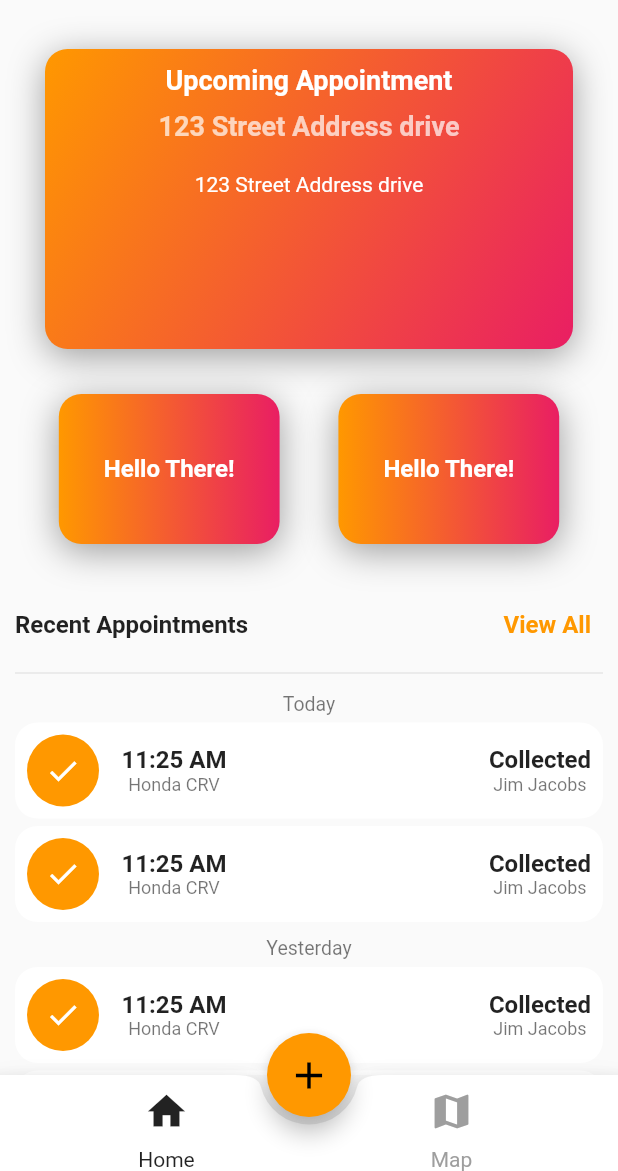
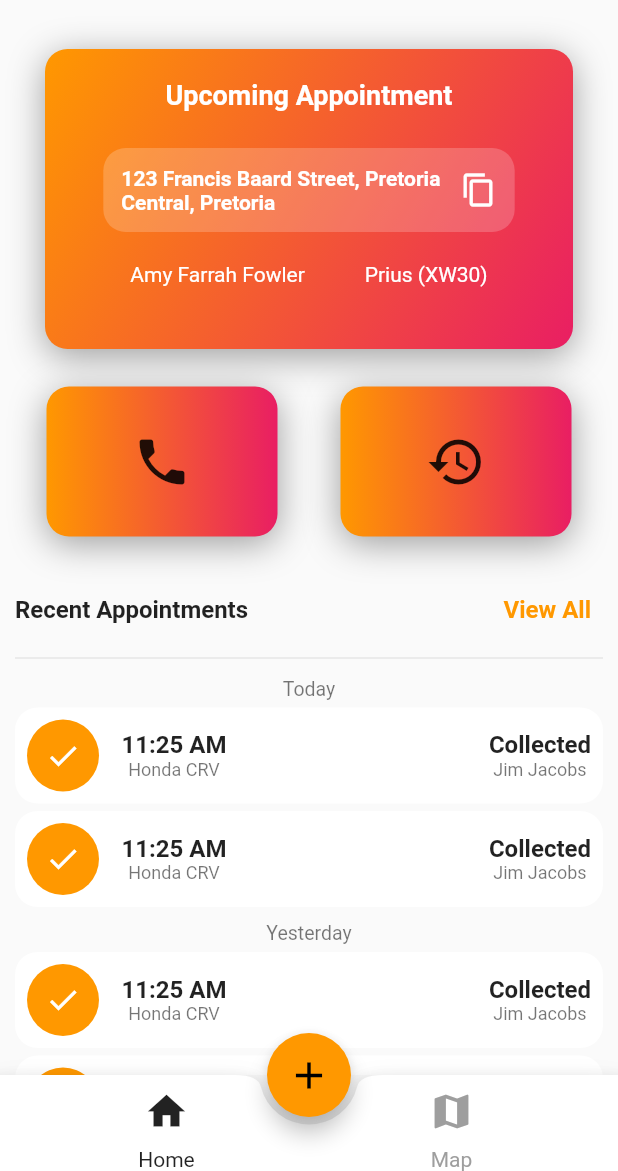
Before and after one commit to DarrynJ/location_sharing_app, a Flutter app: the screen it shows after launch, after a tap on "Log In", on a phone screen of 412 x 824 dp, the part 65-1236 px from its top. Run offline on Flutter 3.47's test engine with Material 2 defaults, Android fonts, the phone set to English and light mode, and no system bars; our stand-ins replace flutter_bloc, google_maps_flutter, location; missing offline and left inert: flutter_google_places_hoc081098, google_api_headers, google_maps_webservice, signalr_netcore; Roboto replaces fonts that are missing (OpenSans).

Commit message:
More UI Updates

```diff
--- a/lib/screens/home_screen.dart
+++ b/lib/screens/home_screen.dart
@@ -1,4 +1,5 @@
 import 'package:flutter/material.dart';
+import 'package:flutter/services.dart';
 import 'package:location_sharing_app/navigation/routes.dart';
 import 'package:location_sharing_app/widgets/app_bar.dart';
 
@@ -54,7 +55,11 @@ class HomeScreen extends StatelessWidget {
         _currentAppointmentCard(),
         Row(
           mainAxisAlignment: MainAxisAlignment.spaceEvenly,
-          children: [smallCard(), smallCard()],
+          mainAxisSize: MainAxisSize.max,
+          children: [
+            smallCard(Icons.phone),
+            smallCard(Icons.history),
+          ],
         ),
         const SizedBox(
           height: 20,
@@ -112,7 +117,7 @@ class HomeScreen extends StatelessWidget {
     return Container(
         height: 200,
         width: double.infinity,
-        padding: const EdgeInsets.all(10),
+        padding: const EdgeInsets.all(20),
         margin: const EdgeInsets.all(20),
         decoration: BoxDecoration(
             borderRadius: BorderRadius.circular(15),
@@ -130,28 +135,69 @@ class HomeScreen extends StatelessWidget {
                 Colors.orange,
               ],
             )),
-        child: Column(
-          mainAxisAlignment: MainAxisAlignment.start,
-          children: const [
-            Text(
+        child: Row(
+          mainAxisAlignment: MainAxisAlignment.center,
+          children: [
+            Column(
+              children: [
+                const Text(
                   "Upcoming Appointment",
+                  textAlign: TextAlign.center,
                   style: TextStyle(
                       fontWeight: FontWeight.bold,
                       color: Colors.white,
                       fontSize: 18),
                 ),
-            SizedBox(height: 10),
-            Text(
-              "123 Street Address drive",
+                const SizedBox(height: 25),
+                Container(
+                  decoration: BoxDecoration(
+                      color: Colors.white54.withOpacity(0.2),
+                      borderRadius: BorderRadius.circular(15)),
+                  padding: EdgeInsets.all(12),
+                  child: Row(
+                    mainAxisAlignment: MainAxisAlignment.spaceBetween,
+                    children: [
+                      const Text(
+                        "123 Francis Baard Street, Pretoria \nCentral, Pretoria",
                         style: TextStyle(
                             fontWeight: FontWeight.w600,
-                  color: Colors.white70,
-                  fontSize: 18),
+                            color: Colors.white,
+                            fontSize: 14),
                       ),
-            SizedBox(height: 20),
+                      const SizedBox(width: 10),
+                      GestureDetector(
+                        onTap: (() async {
+                          await Clipboard.setData(const ClipboardData(
+                                  text:
+                                      '123 Francis Baard Street, Pretoria Central, Pretoria'))
+                              .then((_) {
+                            print('Copied');
+                          });
+                        }),
+                        child: const Icon(
+                          Icons.copy,
+                          color: Colors.white,
+                        ),
+                      )
+                    ],
+                  ),
+                ),
+                const SizedBox(height: 20),
+                Row(
+                  mainAxisAlignment: MainAxisAlignment.spaceBetween,
+                  children: const [
                     Text(
-              "123 Street Address drive",
+                      "Amy Farrah Fowler",
                       style: TextStyle(color: Colors.white, fontSize: 14),
+                    ),
+                    SizedBox(width: 40),
+                    Text(
+                      "Prius (XW30)",
+                      style: TextStyle(color: Colors.white, fontSize: 14),
+                    ),
+                  ],
+                ),
+              ],
             ),
           ],
         ));
@@ -252,11 +298,14 @@ class HomeScreen extends StatelessWidget {
     );
   }
 
-  Widget smallCard() {
-    return Container(
+  Widget smallCard(IconData icon) {
+    return Expanded(
+      child: MaterialButton(
+        onPressed: () {},
+        child: Container(
             height: 100,
             alignment: Alignment.center,
-        margin: const EdgeInsets.all(10),
+            margin: const EdgeInsets.all(5),
             padding: const EdgeInsets.all(30),
             decoration: BoxDecoration(
                 borderRadius: BorderRadius.circular(15),
@@ -274,10 +323,15 @@ class HomeScreen extends StatelessWidget {
                     Colors.orange,
                   ],
                 )),
-        child: const Text("Hello There!",
-            style: TextStyle(
-                fontWeight: FontWeight.bold,
-                color: Colors.white,
-                fontSize: 16)));
+            child: Column(
+              children: [
+                Icon(
+                  icon,
+                  size: 40,
+                ),
+              ],
+            )),
+      ),
+    );
   }
 }
```
Lines whose indentation alone changed are shown as unchanged.
